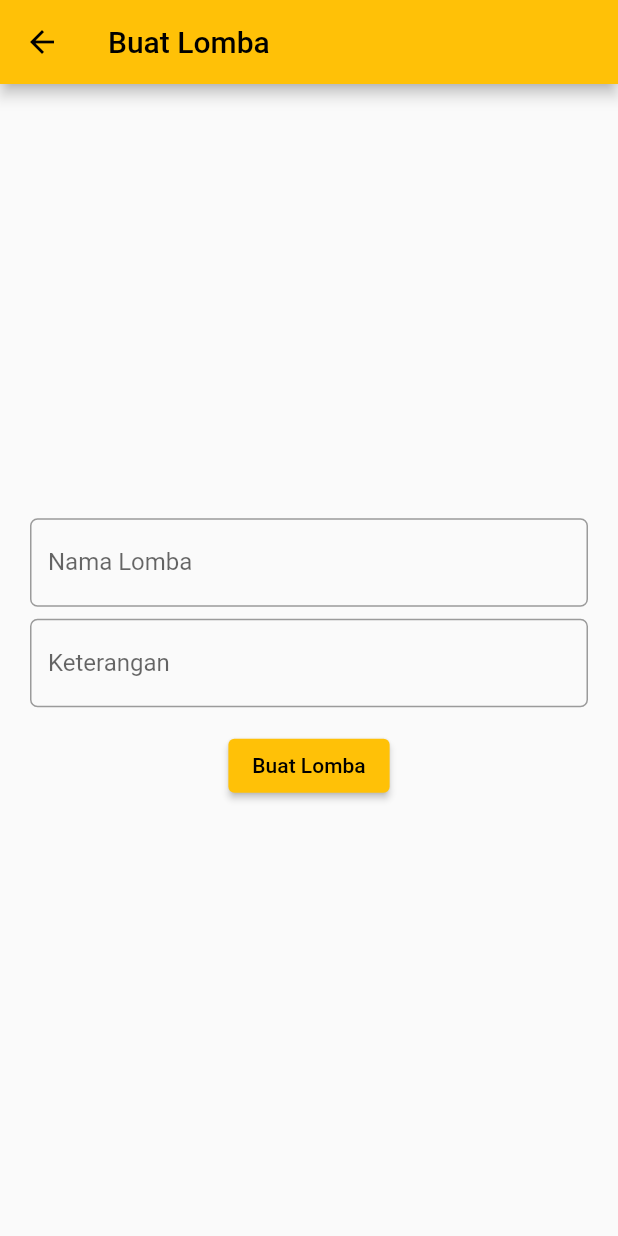
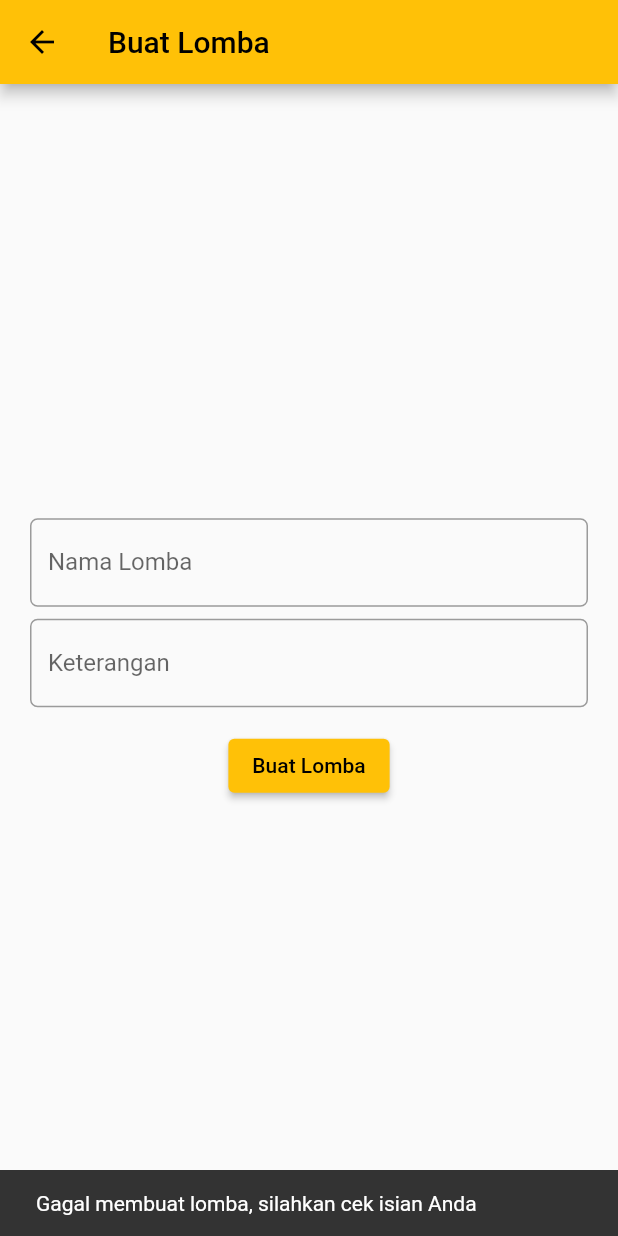
Before and after one commit to PBP22-23-C-11/buzzar-id-mobile, a Flutter app: the BuatLomba screen opened directly, after a tap on "Buat Lomba", on a phone screen of 412 x 824 dp. Run offline on Flutter 3.47's test engine with Material 2 defaults, Android fonts, the phone set to English and light mode, and no system bars; missing offline and left inert: pbp_django_auth.

Commit message:
finishing lomba and common

```diff
--- a/buzzarid_mobile/lib/common/page/home_page.dart
+++ b/buzzarid_mobile/lib/common/page/home_page.dart
@@ -11,8 +11,7 @@ class HomePage extends StatelessWidget {
         title: const Text('Home'),
       ),
       drawer: const AppDrawer(),
-      body: SingleChildScrollView(
-        child: Center(
+      body: Center(
         child: Padding(
           padding: const EdgeInsets.all(20.0),
           child: Column(
@@ -28,7 +27,6 @@ class HomePage extends StatelessWidget {
           ),
         ),
       ),
-      ),
     );
   }
 }
--- a/buzzarid_mobile/lib/lomba/page/buat_lomba.dart
+++ b/buzzarid_mobile/lib/lomba/page/buat_lomba.dart
@@ -87,7 +87,11 @@ class _BuatLombaState extends State<BuatLomba> {
                   ElevatedButton(
                     onPressed: () {
                       if (_nama == '' || _ket == '') {
-                        print("error");
+                        final snackBar = SnackBar(
+                          content: Text("Gagal membuat lomba, silahkan cek isian Anda"),
+                        );
+
+                        ScaffoldMessenger.of(context).showSnackBar(snackBar);
                       } else {
                         sendLomba(_nama, _ket);
                         Navigator.pop(context);
--- a/buzzarid_mobile/lib/lomba/page/lomba.dart
+++ b/buzzarid_mobile/lib/lomba/page/lomba.dart
@@ -113,7 +113,6 @@ class _LombaPageState extends State<LombaPage> {
                             color: Colors.amber,
                             onPressed: () {
                               filteredLomba();
-                              print(myController.text);
                             },
                             splashRadius: 20.0,
                           ),
```
Also changed, not shown: buzzarid_mobile/assets/images/LOGO3.png, buzzarid_mobile/assets/images/LOGO5.png. Lines whose indentation alone changed are shown as unchanged.
